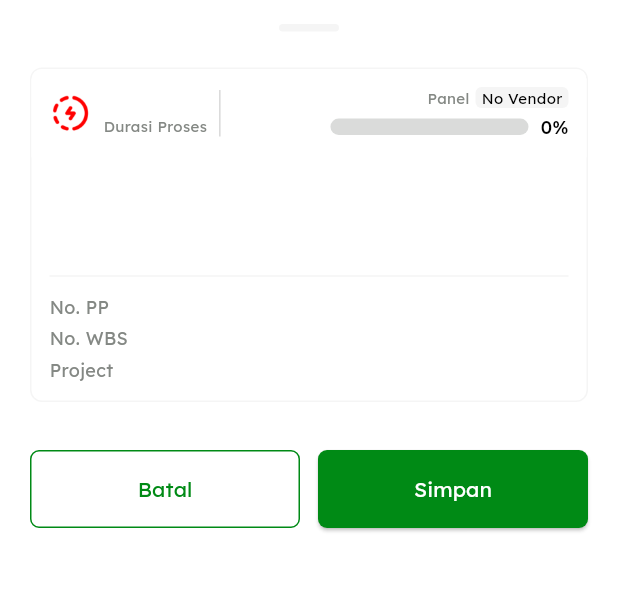
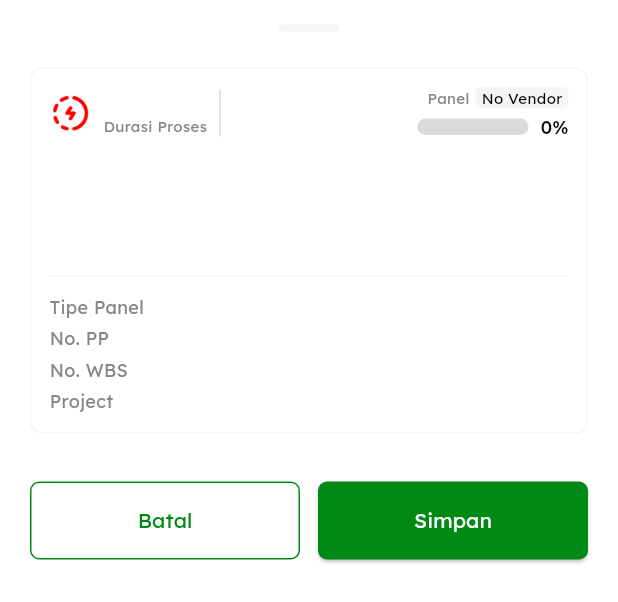
Before and after one commit to secappproject/sec_panel, a Flutter app: the EditStatusBottomSheet widget shown alone on an empty page, opened directly with empty values, on a phone screen of 412 x 824 dp. Shown: the top 602 px of the screen. Run offline on Flutter 3.47's test engine with Material 3 defaults, Android fonts, the phone set to English and light mode, and no system bars; our stand-ins replace file_picker, permission_handler, share_plus, shared_preferences, shimmer; missing offline and left inert: excel; accounts and stored records are empty; network calls fail.

Commit message:
add field tipe panel to edit status k5

```diff
--- a/lib/components/panel/edit/edit_panel_bottom_sheet.dart
+++ b/lib/components/panel/edit/edit_panel_bottom_sheet.dart
@@ -104,7 +104,7 @@ class _EditPanelBottomSheetState extends State<EditPanelBottomSheet> {
     _panelRemarkController = TextEditingController(text: _panel.remarks);
 
     _noPpController = TextEditingController(
-      text: _panel.noPp.startsWith('TEMP_PP_') ? '' : _panel.noPp,
+      text: _panel.noPp.startsWith('TEMP_PP_') ? 'Belum Diatur' : _panel.noPp,
     );
     _progressController = TextEditingController(
       text: _panel.percentProgress?.toInt().toString() ?? '0',
--- a/lib/components/panel/edit/edit_status_bottom_sheet.dart
+++ b/lib/components/panel/edit/edit_status_bottom_sheet.dart
@@ -329,7 +329,7 @@ class _EditStatusBottomSheetState extends State<EditStatusBottomSheet> {
                     Row(
                       children: [
                         Container(
-                          width: MediaQuery.of(context).size.width - 280,
+                          width: MediaQuery.of(context).size.width * 0.18,
                           height: 11,
                           decoration: BoxDecoration(
                             color: AppColors.gray.withOpacity(0.3),
@@ -418,12 +418,29 @@ class _EditStatusBottomSheetState extends State<EditStatusBottomSheet> {
                   mainAxisAlignment: MainAxisAlignment.spaceBetween,
                   children: [
                     const Text(
+                      "Tipe Panel",
+                      style: TextStyle(fontSize: 12, color: AppColors.gray),
+                    ),
+                    // [PERBAIKAN 1] Menambahkan 'style:'
+                    Text(
+                      panel.panelType ?? "Belum Diatur",
+                      style: const TextStyle(fontSize: 12),
+                    ),
+                  ],
+                ),
+                const SizedBox(height: 4),
+                Row(
+                  mainAxisAlignment: MainAxisAlignment.spaceBetween,
+                  children: [
+                    const Text(
                       "No. PP",
                       style: TextStyle(fontSize: 12, color: AppColors.gray),
                     ),
                     // [PERBAIKAN 1] Menambahkan 'style:'
                     Text(
-                      isTemporary ? "" : panel.noPp,
+                      panel.noPp.startsWith('TEMP_PP_')
+                          ? 'Belum Diatur'
+                          : panel.noPp,
                       style: const TextStyle(fontSize: 12),
                     ),
                   ],
@@ -438,7 +455,7 @@ class _EditStatusBottomSheetState extends State<EditStatusBottomSheet> {
                     ),
                     // [PERBAIKAN 2] Menambahkan 'style:'
                     Text(
-                      isTemporary ? "" : (panel.noWbs ?? ""),
+                      panel.noWbs ?? "Belum Diatur",
                       style: const TextStyle(fontSize: 12),
                     ),
                   ],
```
